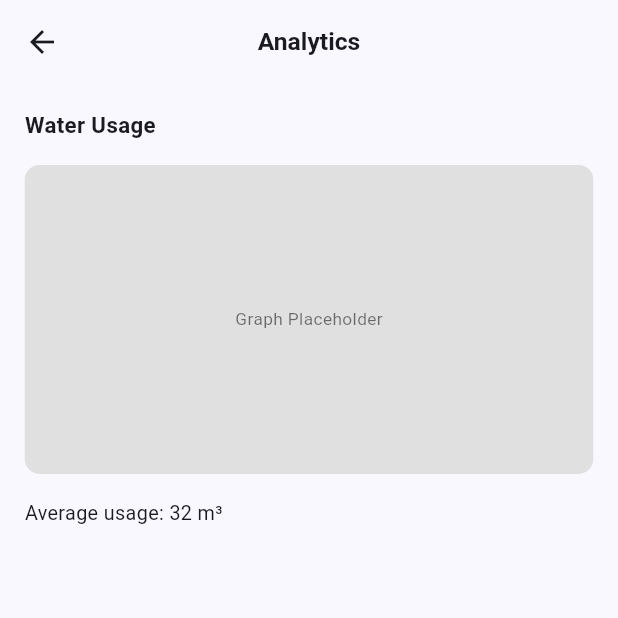
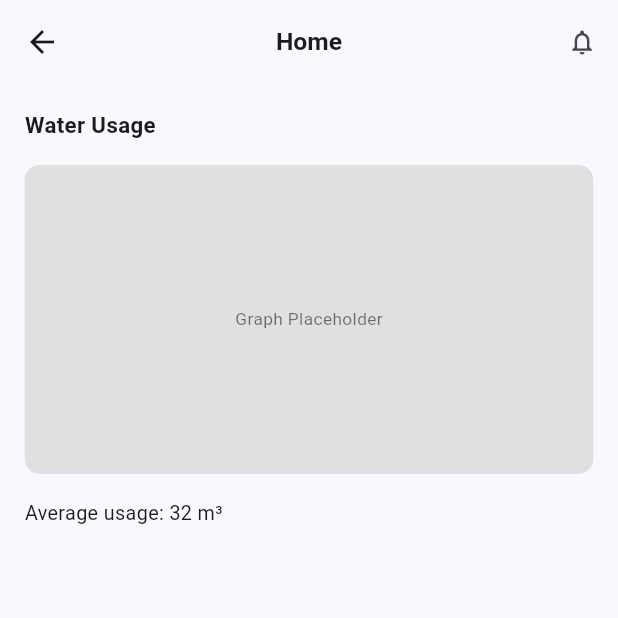
Before and after one commit to fiftheenyen/bawasa, a Flutter app: the DashboardScreen screen opened by its route, item 2 of the bottom bar chosen, on a phone screen of 412 x 824 dp, the top half of it. Run offline on Flutter 3.47's test engine with Material 3 defaults, Android fonts, the phone set to English and light mode, and no system bars; our stand-ins replace go_router.

Commit message:
made the sizing config in  1 class

```diff
--- /dev/null
+++ b/consummer_app/lib/core/utils/sizing_config.dart
@@ -0,0 +1,13 @@
+import 'package:flutter/widgets.dart';
+
+class SizingConfig {
+  static late double textMultiplier;
+  static late double heightMultiplier;
+  static late double widthMultiplier;
+
+  static void init(BoxConstraints constraints) {
+    heightMultiplier = constraints.maxHeight / 100;
+    widthMultiplier = constraints.maxWidth / 100;
+    textMultiplier = heightMultiplier;
+  }
+}
--- a/consummer_app/lib/core/widgets/custom_app_bar.dart
+++ b/consummer_app/lib/core/widgets/custom_app_bar.dart
@@ -1,17 +1,6 @@
 // lib/core/widgets/custom_app_bar.dart
 import 'package:flutter/material.dart';
-
-class SizingConfig {
-  static late double textMultiplier;
-  static late double heightMultiplier;
-  static late double widthMultiplier;
-
-  static void init(BoxConstraints constraints) {
-    heightMultiplier = constraints.maxHeight / 100;
-    widthMultiplier = constraints.maxWidth / 100;
-    textMultiplier = heightMultiplier;
-  }
-} // adjust path if needed
+import 'package:consummer_app/core/utils/sizing_config.dart';
 
 class CustomAppBar extends StatelessWidget implements PreferredSizeWidget {
   final String title;
@@ -42,7 +31,6 @@ class CustomAppBar extends StatelessWidget implements PreferredSizeWidget {
       centerTitle: centerTitle,
       actions: actions,
       elevation: elevation ?? 0,
-      backgroundColor: backgroundColor ?? Theme.of(context).primaryColor,
     );
   }
 
--- a/consummer_app/lib/features/dashboard/presentation/dashboard_screen.dart
+++ b/consummer_app/lib/features/dashboard/presentation/dashboard_screen.dart
@@ -1,18 +1,8 @@
 import 'package:flutter/material.dart';
 import '../../water_usage/presentation/water_usage_screen.dart';
 import 'package:consummer_app/core/widgets/custom_bottom_nav_bar.dart';
-
-class SizingConfig {
-  static late double textMultiplier;
-  static late double heightMultiplier;
-  static late double widthMultiplier;
-
-  static void init(BoxConstraints constraints) {
-    heightMultiplier = constraints.maxHeight / 100;
-    widthMultiplier = constraints.maxWidth / 100;
-    textMultiplier = heightMultiplier;
-  }
-}
+import 'package:consummer_app/core/widgets/custom_app_bar.dart';
+import 'package:consummer_app/core/utils/sizing_config.dart';
 
 class DashboardScreen extends StatefulWidget {
   const DashboardScreen({super.key});
@@ -50,21 +40,13 @@ class _DashboardScreenState extends State<DashboardScreen> {
         SizingConfig.init(constraints);
 
         return Scaffold(
-          appBar: AppBar(
-            title: Text(
-              'Home',
-              style: TextStyle(
-                fontSize: 2 * SizingConfig.textMultiplier,
-                fontWeight: FontWeight.bold,
-              ),
-            ),
-            centerTitle: true,
+          appBar: CustomAppBar(
+            title: 'Home',
             actions: [
               IconButton(
                 icon: const Icon(Icons.notifications_none),
                 iconSize: 2.4 * SizingConfig.heightMultiplier,
                 onPressed: () {
-                  // TODO: Navigate to notifications screen or show a dropdown
                   debugPrint('Bell icon tapped');
                 },
               ),
--- a/consummer_app/lib/features/water_usage/presentation/water_usage_screen.dart
+++ b/consummer_app/lib/features/water_usage/presentation/water_usage_screen.dart
@@ -1,17 +1,7 @@
 import 'package:flutter/material.dart';
 import 'package:consummer_app/core/widgets/custom_bottom_nav_bar.dart';
-
-class SizingConfig {
-  static late double textMultiplier;
-  static late double heightMultiplier;
-  static late double widthMultiplier;
-
-  static void init(BoxConstraints constraints) {
-    heightMultiplier = constraints.maxHeight / 100;
-    widthMultiplier = constraints.maxWidth / 100;
-    textMultiplier = heightMultiplier;
-  }
-}
+import 'package:consummer_app/core/widgets/custom_app_bar.dart';
+import 'package:consummer_app/core/utils/sizing_config.dart';
 
 class WaterUsageScreen extends StatefulWidget {
   const WaterUsageScreen({super.key});
@@ -41,16 +31,19 @@ class _WaterUsageScreenState extends State<WaterUsageScreen> {
         SizingConfig.init(constraints);
 
         return Scaffold(
-          appBar: AppBar(
-            title: Text(
-              'Analytics',
-              style: TextStyle(
-                fontSize: 2 * SizingConfig.textMultiplier,
-                fontWeight: FontWeight.bold,
+          appBar: CustomAppBar(
+            title: 'Home',
+            actions: [
+              IconButton(
+                icon: const Icon(Icons.notifications_none),
+                iconSize: 2.4 * SizingConfig.heightMultiplier,
+                onPressed: () {
+                  debugPrint('Bell icon tapped');
+                },
               ),
-            ),
-            centerTitle: true,
+            ],
           ),
+
           body: Padding(
             padding: EdgeInsets.all(4 * SizingConfig.widthMultiplier),
             child: Column(
```
Also changed, not shown: consummer_app/lib/main.dart (+9 -3 lines).
